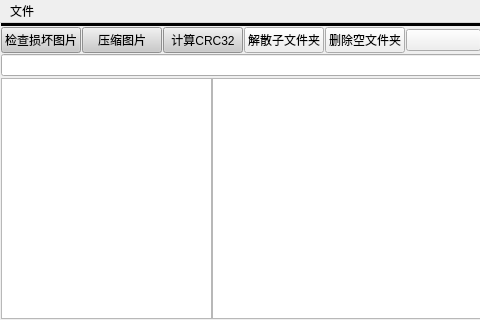
Old version of the form AIO/aio.ui in the repository jlsvhx/jsh-python-toolkit; both pictures show x 0 to 480 and y 0 to 320 of the 635 by 463 pixel window.
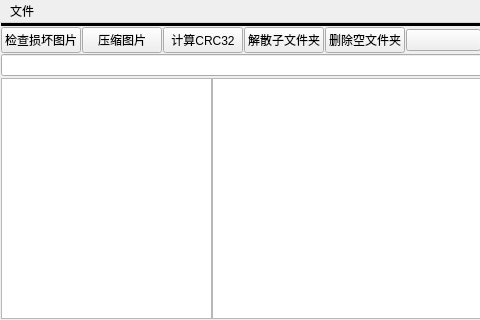
New version of the form.

The edit to the form file:
```diff
--- a/AIO/aio.ui
+++ b/AIO/aio.ui
@@ -58,7 +58,7 @@
         <item>
          <widget class="QPushButton" name="pushButton">
           <property name="styleSheet">
-           <string notr="true">background:rgb(202, 202, 202)</string>
+           <string notr="true"/>
           </property>
           <property name="text">
            <string>检查损坏图片</string>
@@ -68,7 +68,7 @@
         <item>
          <widget class="QPushButton" name="pushButton_3">
           <property name="styleSheet">
-           <string notr="true">background:rgb(202, 202, 202)</string>
+           <string notr="true"/>
           </property>
           <property name="text">
            <string>压缩图片</string>
@@ -78,7 +78,7 @@
         <item>
          <widget class="QPushButton" name="pushButton_6">
           <property name="styleSheet">
-           <string notr="true">background:rgb(202, 202, 202)</string>
+           <string notr="true"/>
           </property>
           <property name="text">
            <string>计算CRC32</string>
```
Left out of the diff: 6 changed lines with no effect on the pictures.
